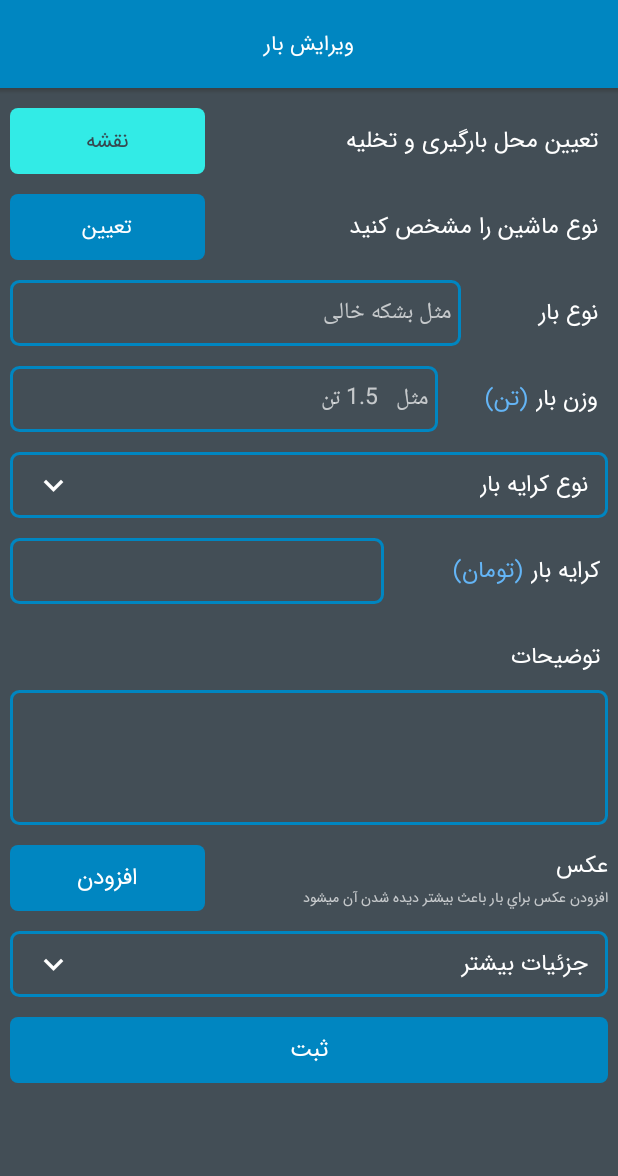
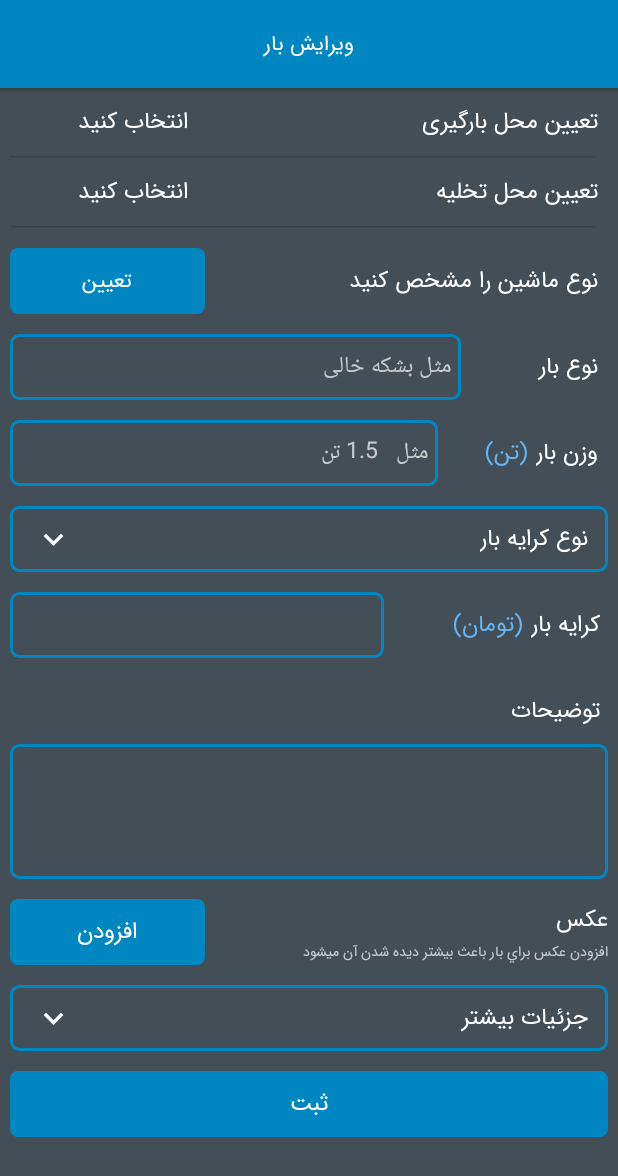
Before and after one commit to baryab/motesadi.baryab, an Android app: the EditShipmentActivity screen opened directly, with no data from a screen before it, on a phone screen of 412 x 824 dp. Shown: the top 1176 px of the screen. Run offline under Robolectric (Android 15) with nearby library versions, the phone set to English and light mode, and no system bars; our stand-ins replace CircleImageView, Picasso, sdp/ssp sizes; libraries missing offline, so code that uses them is left out: com.orm, com.orm.query; pictures from the network do not load; 1 statement that could not run was skipped.

Commit message:
edit some feautures 22/1/2020 14:50

```diff
--- a/app/src/main/java/com/noavaran/system/vira/baryab/activities/DestinationActivity.java
+++ b/app/src/main/java/com/noavaran/system/vira/baryab/activities/DestinationActivity.java
@@ -6,6 +6,7 @@ import android.os.Bundle;
 import android.view.View;
 
 import com.noavaran.system.vira.baryab.R;
+import com.noavaran.system.vira.baryab.fragments.NewLoadFragment;
 
 public class DestinationActivity extends AppCompatActivity {
 
@@ -32,4 +33,10 @@ public class DestinationActivity extends AppCompatActivity {
             }
         });
     }
+
+    @Override
+    public void onBackPressed() {
+        finish();
+        return;
+    }
 }
--- a/app/src/main/java/com/noavaran/system/vira/baryab/activities/EditShipmentActivity.java
+++ b/app/src/main/java/com/noavaran/system/vira/baryab/activities/EditShipmentActivity.java
@@ -10,6 +10,7 @@ import android.text.Editable;
 import android.text.TextWatcher;
 import android.view.View;
 import android.widget.ImageView;
+import android.widget.LinearLayout;
 import android.widget.RelativeLayout;
 
 import com.fasterxml.jackson.databind.DeserializationFeature;
@@ -51,6 +52,7 @@ import java.util.Date;
 import java.util.List;
 
 public class EditShipmentActivity extends BaseActivity implements EditShipmentDelegate.View {
+    private LinearLayout lyt_Origin, lyt_Destinition;
     private CustomTextView btnLocation;
     private CustomTextView btnCarChoose;
     private CustomTextView tvCarChooseHint;
@@ -113,8 +115,10 @@ public class EditShipmentActivity extends BaseActivity implements EditShipmentDe
     }
 
     private void findViews() {
-        this.btnLocation = findViewById(R.id.acEditShipment_btnLocation);
+//        this.btnLocation = findViewById(R.id.acEditShipment_btnLocation);
 
+        this.lyt_Origin = findViewById(R.id.lyt_origin);
+        this.lyt_Destinition = findViewById(R.id.lyt_destinition);
         this.btnCarChoose = findViewById(R.id.acEditShipment_btnCarChoose);
         this.tvCarChooseHint = findViewById(R.id.acEditShipment_tvCarChooseHint);
 
@@ -180,12 +184,25 @@ public class EditShipmentActivity extends BaseActivity implements EditShipmentDe
     }
 
     private void setViewsListeners() {
-        btnLocation.setOnClickListener(new OnSingleClickListener() {
+        lyt_Origin.setOnClickListener(new View.OnClickListener() {
             @Override
-            public void onSingleClick(View v) {
-                ActivitiesHelpers.getInstance(EditShipmentActivity.this).gotoActivityMaps(EditShipmentActivity.this, controller.getPlaceInfo());
+            public void onClick(View view) {
+                startActivity(new Intent(getApplicationContext(), OriginActivity.class));
             }
         });
+        lyt_Destinition.setOnClickListener(new View.OnClickListener() {
+            @Override
+            public void onClick(View view) {
+                startActivity(new Intent(getApplicationContext(), DestinationActivity.class));
+            }
+        });
+
+//        btnLocation.setOnClickListener(new OnSingleClickListener() {
+//            @Override
+//            public void onSingleClick(View v) {
+//                ActivitiesHelpers.getInstance(EditShipmentActivity.this).gotoActivityMaps(EditShipmentActivity.this, controller.getPlaceInfo());
+//            }
+//        });
 
         btnCarChoose.setOnClickListener(new OnSingleClickListener() {
             @Override
--- a/app/src/main/java/com/noavaran/system/vira/baryab/activities/OriginActivity.java
+++ b/app/src/main/java/com/noavaran/system/vira/baryab/activities/OriginActivity.java
@@ -7,6 +7,7 @@ import android.os.Bundle;
 import android.view.View;
 
 import com.noavaran.system.vira.baryab.R;
+import com.noavaran.system.vira.baryab.fragments.NewLoadFragment;
 
 public class OriginActivity extends AppCompatActivity {
 
@@ -33,4 +34,10 @@ public class OriginActivity extends AppCompatActivity {
             }
         });
     }
+
+    @Override
+    public void onBackPressed() {
+        finish();
+        return;
+    }
 }
--- a/app/src/main/res/layout/activity_destination.xml
+++ b/app/src/main/res/layout/activity_destination.xml
@@ -76,6 +76,7 @@
                 android:orientation="horizontal"
                 android:gravity="right"
                 android:paddingBottom="5dp"
+                android:paddingRight="@dimen/_5sdp"
                 android:paddingTop="10dp"
                 android:layout_width="match_parent"
                 android:layout_height="wrap_content">
@@ -87,7 +88,6 @@
                     android:layout_marginRight="60dp"
                     android:layout_marginTop="5dp"
                     app:srcCompat="@drawable/ic_chevron_left"
-                    android:clickable="true"
                     android:gravity="center"
                     android:text="انتخاب کنید"
                     android:textColor="@color/white"
@@ -96,7 +96,6 @@
                 <com.noavaran.system.vira.baryab.customviews.CustomTextView
                     android:layout_width="@dimen/_220sdp"
                     android:layout_height="wrap_content"
-                    android:layout_marginRight="25dp"
                     android:layout_marginTop="5dp"
                     android:paddingBottom="@dimen/_10sdp"
                     android:gravity="center|right"
@@ -128,7 +127,7 @@
 
             <View
                 android:id="@+id/acDestinition_view_lyt_origin"
-                android:layout_width="380dp"
+                android:layout_width="@dimen/_300sdp"
                 android:layout_height="1dp"
                 android:layout_marginLeft="@dimen/_10sdp"
                 android:layout_below="@+id/acDestinition_no_destinition"
--- a/app/src/main/res/layout/activity_edit_shipment.xml
+++ b/app/src/main/res/layout/activity_edit_shipment.xml
@@ -48,46 +48,109 @@
             android:layout_width="match_parent"
             android:layout_height="match_parent">
 
-            <com.noavaran.system.vira.baryab.customviews.CustomTextView
-                android:id="@+id/acEditShipment_tvLocation"
+            <LinearLayout
+                android:id="@+id/lyt_origin"
                 android:layout_width="match_parent"
-                android:layout_height="@dimen/_34sdp"
-                android:layout_alignParentRight="true"
-                android:layout_alignParentTop="true"
-                android:layout_toRightOf="@+id/acEditShipment_btnLocation"
-                android:layout_marginLeft="@dimen/_5sdp"
-                android:layout_marginTop="@dimen/_10sdp"
+                android:layout_height="wrap_content"
                 android:layout_marginRight="@dimen/_5sdp"
                 android:paddingRight="@dimen/_5sdp"
-                android:gravity="center|right"
-                android:text="تعيين محل بارگیری و تخليه"
-                android:textSize="@dimen/_12sdp"
-                android:textColor="@color/white"
-                app:tvCustomFont="@string/baseFont"/>
+                android:gravity="right"
+                android:orientation="horizontal">
 
-            <com.noavaran.system.vira.baryab.customviews.CustomTextView
-                android:id="@+id/acEditShipment_btnLocation"
-                android:layout_width="@dimen/_100sdp"
-                android:layout_height="@dimen/_34sdp"
-                android:layout_alignParentLeft="true"
-                android:layout_alignParentTop="true"
+                <com.noavaran.system.vira.baryab.customviews.CustomTextView
+                    android:layout_width="100dp"
+                    android:layout_height="45dp"
+                    android:layout_marginLeft="10dp"
+                    android:gravity="center"
+                    android:text="انتخاب کنید"
+                    android:textColor="@color/white"
+                    android:textSize="15dp"
+                    app:tvCustomFont="@string/baseFont" />
+
+                <com.noavaran.system.vira.baryab.customviews.CustomTextView
+                    android:layout_width="@dimen/_200sdp"
+                    android:layout_height="45dp"
+                    android:gravity="center|right"
+                    android:text="تعیین محل بارگیری"
+                    android:textColor="@color/white"
+                    android:textSize="15dp"
+                    app:tvCustomFont="@string/baseFont" />
+
+                <com.noavaran.system.vira.baryab.customviews.CustomTextView
+                    android:id="@+id/frNewLoad_tvLocationHint"
+                    android:layout_width="match_parent"
+                    android:layout_height="35dp"
+                    android:layout_below="@+id/frNewLoad_tvLocation"
+                    android:layout_alignParentRight="true"
+                    android:layout_marginLeft="10dp"
+                    android:layout_marginTop="10dp"
+                    android:layout_marginRight="10dp"
+                    android:gravity="center|left"
+                    android:lines="1"
+                    android:paddingRight="15dp"
+                    android:text="مبدا نامعلوم"
+                    android:textColor="@color/blue_300"
+                    android:textSize="13dp"
+                    android:visibility="gone"
+                    app:tvCustomFont="@string/baseFont" />
+
+            </LinearLayout>
+
+            <View
+                android:id="@+id/view_lyt_origin"
+                android:layout_width="@dimen/_300sdp"
+                android:layout_height="1dp"
                 android:layout_marginLeft="@dimen/_5sdp"
-                android:layout_marginTop="@dimen/_10sdp"
+                android:layout_below="@+id/lyt_origin"
+                android:background="@drawable/toolbar_dropshadow" />
+            .0
+
+            <LinearLayout
+                android:id="@+id/lyt_destinition"
+                android:layout_width="match_parent"
+                android:layout_height="wrap_content"
+                android:layout_below="@+id/view_lyt_origin"
                 android:layout_marginRight="@dimen/_5sdp"
-                android:background="@drawable/button_selector_1"
-                android:gravity="center"
-                android:clickable="true"
-                android:text="نقشه"
-                android:textSize="@dimen/_11sdp"
-                android:textColor="@color/blue_grey_800"
-                app:tvCustomFont="@string/baseFont"/>
+                android:paddingRight="@dimen/_5sdp"
+                android:gravity="right"
+                android:orientation="horizontal">
+
+                <com.noavaran.system.vira.baryab.customviews.CustomTextView
+                    android:id="@+id/frNewLoad_btnLocation_destinition"
+                    android:layout_width="100dp"
+                    android:layout_height="45dp"
+                    android:gravity="center"
+                    android:text="انتخاب کنید"
+                    android:textColor="@color/white"
+                    android:textSize="15dp"
+                    app:tvCustomFont="@string/baseFont" />
+
+                <com.noavaran.system.vira.baryab.customviews.CustomTextView
+                    android:id="@+id/frNewLoad_tvLocation_destinition"
+                    android:layout_width="@dimen/_200sdp"
+                    android:layout_height="45dp"
+                    android:gravity="center|right"
+                    android:text="تعیین محل تخلیه"
+                    android:textColor="@color/white"
+                    android:textSize="15dp"
+                    app:tvCustomFont="@string/baseFont" />
+
+            </LinearLayout>
+
+            <View
+                android:id="@+id/view_lyt_destinition"
+                android:layout_width="@dimen/_300sdp"
+                android:layout_height="1dp"
+                android:layout_below="@+id/lyt_destinition"
+                android:layout_marginLeft="@dimen/_5sdp"
+                android:background="@drawable/toolbar_dropshadow" />
 
             <com.noavaran.system.vira.baryab.customviews.CustomTextView
                 android:id="@+id/acEditShipment_tvLocationHint"
                 android:layout_width="match_parent"
                 android:layout_height="@dimen/_15sdp"
                 android:layout_alignParentRight="true"
-                android:layout_below="@+id/acEditShipment_tvLocation"
+                android:layout_below="@+id/view_lyt_destinition"
                 android:layout_marginLeft="@dimen/_5sdp"
                 android:layout_marginTop="@dimen/_5sdp"
                 android:layout_marginRight="@dimen/_5sdp"
--- a/app/src/main/res/layout/activity_origin.xml
+++ b/app/src/main/res/layout/activity_origin.xml
@@ -77,6 +77,7 @@
                 android:orientation="horizontal"
                 android:gravity="right"
                 android:paddingBottom="5dp"
+                android:paddingRight="@dimen/_5sdp"
                 android:paddingTop="10dp"
                 android:layout_width="match_parent"
                 android:layout_height="wrap_content">
@@ -88,7 +89,6 @@
                     android:layout_marginRight="60dp"
                     android:layout_marginTop="5dp"
                     app:srcCompat="@drawable/ic_chevron_left"
-                    android:clickable="true"
                     android:gravity="center"
                     android:text="انتخاب کنید"
                     android:textColor="@color/white"
@@ -97,7 +97,6 @@
                 <com.noavaran.system.vira.baryab.customviews.CustomTextView
                     android:layout_width="@dimen/_220sdp"
                     android:layout_height="wrap_content"
-                    android:layout_marginRight="25dp"
                     android:layout_marginTop="5dp"
                     android:paddingBottom="@dimen/_10sdp"
                     android:gravity="center|right"
@@ -129,7 +128,7 @@
 
             <View
                 android:id="@+id/acOrigin_view_lyt_origin"
-                android:layout_width="380dp"
+                android:layout_width="@dimen/_300sdp"
                 android:layout_height="1dp"
                 android:layout_marginLeft="@dimen/_10sdp"
                 android:layout_below="@+id/acOrigin_no_destinition"
@@ -146,8 +145,6 @@
 
         </RelativeLayout>
 
-
-
     </ScrollView>
 
 </RelativeLayout>
--- a/app/src/main/res/layout/fragment_new_load.xml
+++ b/app/src/main/res/layout/fragment_new_load.xml
@@ -55,7 +55,6 @@
                     android:layout_width="100dp"
                     android:layout_height="45dp"
                     android:layout_marginLeft="10dp"
-                    android:clickable="true"
                     android:gravity="center"
                     android:text="انتخاب کنید"
                     android:textColor="@color/white"
@@ -126,7 +125,6 @@
                     android:layout_width="100dp"
                     android:layout_height="45dp"
                     android:layout_marginLeft="10dp"
-                    android:clickable="true"
                     android:gravity="center"
                     android:text="انتخاب کنید"
                     android:textColor="@color/white"
```
